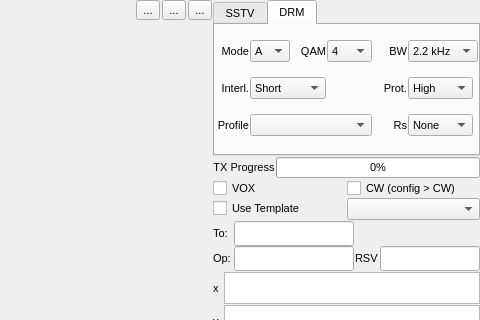
Before: the Qt Designer form src/mainwidgets/txwidget.ui in jbdubbs/QSSTV-Experimental, drawn with Qt 5; both pictures show x 510 to 990 and y 0 to 320 of the 990 by 835 pixel window.
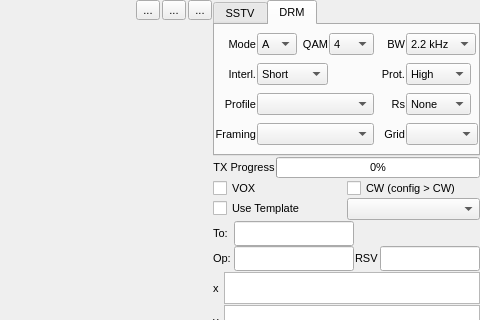
After: the same form once the commit is applied. Icons and pictures are not drawn. Custom widgets are drawn as their Qt base class.

Commit message:
TX: grid and Free zoom/pan framing in DRM mode (#77)
DRM tab gets its own Framing and Grid combos, kept in step with the SSTV ones.
A DRM grid is composed on a 640x496 canvas; a single DRM image keeps its own
size and is zoom/pan by default. Live zoom/pan uses a transformed preview of the
last render, with the JP2 re-encode deferred until the gesture settles.

The edit to the form file:
```diff
--- a/src/mainwidgets/txwidget.ui
+++ b/src/mainwidgets/txwidget.ui
@@ -865,6 +865,40 @@
            </item>
           </widget>
          </item>
+         <item row="3" column="0">
+          <widget class="QLabel" name="drmFramingLabel">
+           <property name="text">
+            <string>Framing</string>
+           </property>
+           <property name="alignment">
+            <set>Qt::AlignRight|Qt::AlignTrailing|Qt::AlignVCenter</set>
+           </property>
+          </widget>
+         </item>
+         <item row="3" column="1" colspan="3">
+          <widget class="QComboBox" name="drmResizeComboBox">
+           <property name="toolTip">
+            <string>Stretch, crop, fit or freely zoom/pan the selected grid cell (a single image is always zoom/pan)</string>
+           </property>
+          </widget>
+         </item>
+         <item row="3" column="4">
+          <widget class="QLabel" name="drmGridLabel">
+           <property name="text">
+            <string>Grid</string>
+           </property>
+           <property name="alignment">
+            <set>Qt::AlignRight|Qt::AlignTrailing|Qt::AlignVCenter</set>
+           </property>
+          </widget>
+         </item>
+         <item row="3" column="5">
+          <widget class="QComboBox" name="drmGridComboBox">
+           <property name="toolTip">
+            <string>Stitch several images together (columns x rows); right-click a segment to load, edit, copy or paste it</string>
+           </property>
+          </widget>
+         </item>
         </layout>
        </widget>
       </widget>
```
The commit also changes 3 other files.
